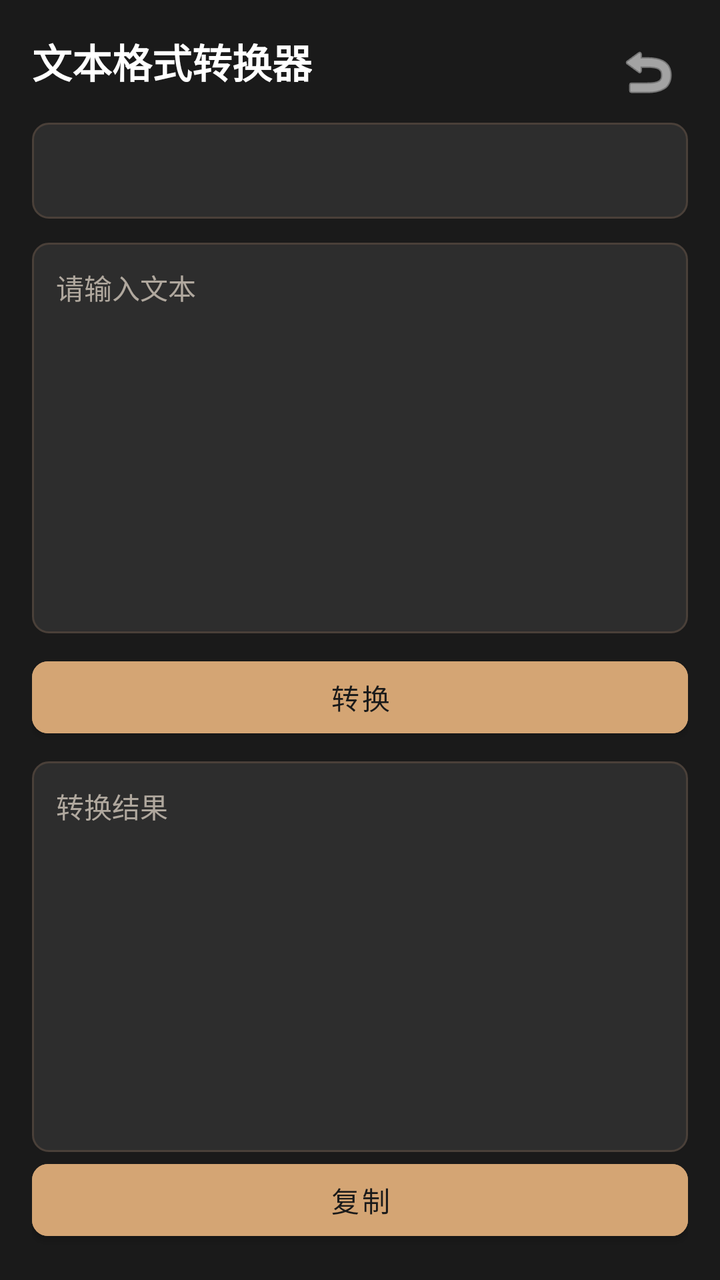
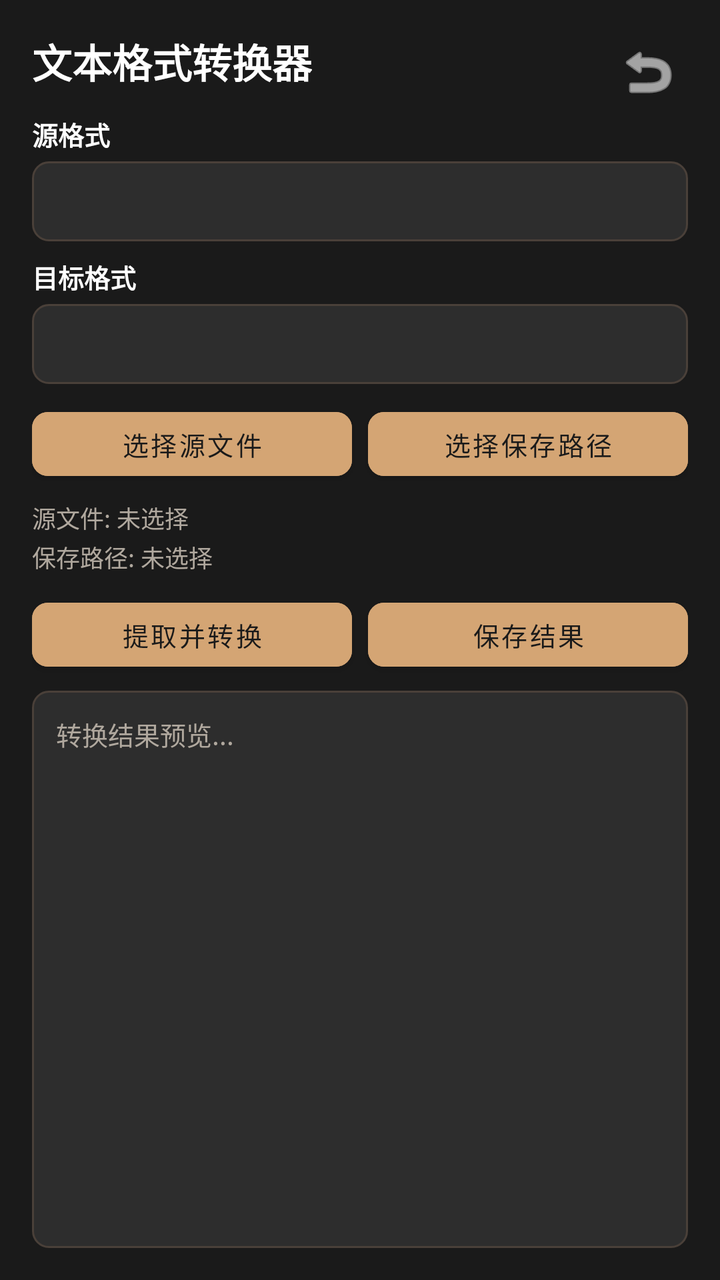

Screens rendered from an Android XML layout before and after an edit, with the pre-edit source and the edit as a unified diff.
<!-- AndroidManifest.xml: activity theme Theme.ToolBoxApp -->
<!-- res/layout/activity_text_converter.xml -->
<?xml version="1.0" encoding="utf-8"?>
<androidx.constraintlayout.widget.ConstraintLayout
    xmlns:android="http://schemas.android.com/apk/res/android"
    xmlns:app="http://schemas.android.com/apk/res-auto"
    android:layout_width="match_parent"
    android:layout_height="match_parent"
    android:background="@color/bg_main"
    android:padding="16dp">

    
    <TextView
        android:id="@+id/tv_title"
        android:layout_width="wrap_content"
        android:layout_height="wrap_content"
        android:text="@string/title_text_converter"
        android:textColor="@color/text_white"
        android:textSize="20sp"
        android:textStyle="bold"
        app:layout_constraintStart_toStartOf="parent"
        app:layout_constraintTop_toTopOf="parent" />

    
    <ImageButton
        android:id="@+id/btn_back"
        android:layout_width="40dp"
        android:layout_height="40dp"
        android:background="?attr/selectableItemBackgroundBorderless"
        android:contentDescription="返回"
        android:padding="8dp"
        android:src="@android:drawable/ic_menu_revert"
        app:layout_constraintEnd_toEndOf="parent"
        app:layout_constraintTop_toTopOf="parent"
        app:tint="@color/text_white" />

    
    <Spinner
        android:id="@+id/spinner_convert_type"
        android:layout_width="0dp"
        android:layout_height="48dp"
        android:layout_marginTop="16dp"
        android:background="@drawable/bg_spinner"
        android:padding="12dp"
        android:spinnerMode="dropdown"
        app:layout_constraintEnd_toEndOf="parent"
        app:layout_constraintStart_toStartOf="parent"
        app:layout_constraintTop_toBottomOf="@+id/tv_title" />

    
    <EditText
        android:id="@+id/et_input"
        android:layout_width="0dp"
        android:layout_height="0dp"
        android:layout_marginTop="12dp"
        android:background="@drawable/bg_edittext"
        android:gravity="top|start"
        android:hint="@string/hint_input_text"
        android:inputType="textMultiLine"
        android:padding="12dp"
        android:textColor="@color/text_white"
        android:textColorHint="@color/text_secondary"
        android:textSize="14sp"
        app:layout_constraintBottom_toTopOf="@+id/btn_convert"
        app:layout_constraintEnd_toEndOf="parent"
        app:layout_constraintStart_toStartOf="parent"
        app:layout_constraintTop_toBottomOf="@+id/spinner_convert_type" />

    
    <com.google.android.material.button.MaterialButton
        android:id="@+id/btn_convert"
        android:layout_width="0dp"
        android:layout_height="48dp"
        android:layout_marginTop="8dp"
        android:layout_marginBottom="8dp"
        android:backgroundTint="@color/button_bg"
        android:text="@string/btn_convert"
        android:textColor="@color/button_text"
        app:cornerRadius="8dp"
        app:layout_constraintBottom_toTopOf="@+id/et_output"
        app:layout_constraintEnd_toEndOf="parent"
        app:layout_constraintStart_toStartOf="parent"
        app:layout_constraintTop_toBottomOf="@+id/et_input" />

    
    <EditText
        android:id="@+id/et_output"
        android:layout_width="0dp"
        android:layout_height="0dp"
        android:background="@drawable/bg_edittext"
        android:focusable="false"
        android:gravity="top|start"
        android:hint="@string/hint_output_text"
        android:inputType="textMultiLine"
        android:padding="12dp"
        android:textColor="@color/text_white"
        android:textColorHint="@color/text_secondary"
        android:textSize="14sp"
        app:layout_constraintBottom_toTopOf="@+id/btn_copy"
        app:layout_constraintEnd_toEndOf="parent"
        app:layout_constraintStart_toStartOf="parent"
        app:layout_constraintTop_toBottomOf="@+id/btn_convert" />

    
    <com.google.android.material.button.MaterialButton
        android:id="@+id/btn_copy"
        android:layout_width="0dp"
        android:layout_height="48dp"
        android:layout_marginTop="8dp"
        android:backgroundTint="@color/button_bg"
        android:text="@string/btn_copy"
        android:textColor="@color/button_text"
        app:cornerRadius="8dp"
        app:layout_constraintBottom_toBottomOf="parent"
        app:layout_constraintEnd_toEndOf="parent"
        app:layout_constraintStart_toStartOf="parent" />

</androidx.constraintlayout.widget.ConstraintLayout>
<!-- resources referenced by this layout -->
<resources>
  <color name="bg_main">#1A1A1A</color>
  <color name="button_bg">#D4A574</color>
  <color name="button_text">#1A1A1A</color>
  <color name="text_secondary">#B0A89E</color>
  <color name="text_white">#FFFFFF</color>
  <!-- drawable bg_edittext (drawable) -->
  <?xml version="1.0" encoding="utf-8"?>
  <shape xmlns:android="http://schemas.android.com/apk/res/android"
      android:shape="rectangle">
      <solid android:color="#2D2D2D" />
      <corners android:radius="8dp" />
      <stroke android:width="1dp" android:color="#4A4039" />
  </shape>
  <!-- drawable bg_spinner (drawable) -->
  <?xml version="1.0" encoding="utf-8"?>
  <shape xmlns:android="http://schemas.android.com/apk/res/android"
      android:shape="rectangle">
      <solid android:color="#2D2D2D" />
      <corners android:radius="8dp" />
      <stroke android:width="1dp" android:color="#4A4039" />
  </shape>
  <string name="btn_convert">转换</string>
  <string name="btn_copy">复制</string>
  <string name="hint_input_text">请输入文本</string>
  <string name="hint_output_text">转换结果</string>
  <string name="title_text_converter">文本格式转换器</string>
  <style name="Theme.ToolBoxApp" parent="Theme.MaterialComponents.DayNight.NoActionBar">
          
          <item name="colorPrimary">@color/accent</item>
          <item name="colorPrimaryVariant">@color/accent_dark</item>
          <item name="colorOnPrimary">@color/primary_background</item>
  
          
          <item name="colorSecondary">@color/accent_light</item>
          <item name="colorSecondaryVariant">@color/accent</item>
          <item name="colorOnSecondary">@color/primary_background</item>
  
          
          <item name="android:windowBackground">@color/primary_background</item>
          <item name="colorSurface">@color/card_dark</item>
          <item name="colorOnSurface">@color/text_white</item>
  
          
          <item name="android:statusBarColor">@color/status_bar</item>
          <item name="android:navigationBarColor">@color/navigation_bar</item>
          <item name="android:windowLightStatusBar">false</item>
          <item name="android:windowLightNavigationBar">false</item>
  
          
          <item name="android:textColorPrimary">@color/text_white</item>
          <item name="android:textColorSecondary">@color/text_secondary</item>
  
          
          <item name="cardBackgroundColor">@color/card_dark</item>
          <item name="dividerColor">@color/divider</item>
      </style>
  <color name="accent">#D4A574</color>
  <color name="accent_dark">#B8895A</color>
  <color name="primary_background">#1A1A1A</color>
  <color name="accent_light">#E8C9A8</color>
  <color name="card_dark">#4A4039</color>
  <color name="status_bar">#1A1A1A</color>
  <color name="navigation_bar">#1A1A1A</color>
  <color name="divider">#3A3029</color>
</resources>

<!-- the commit's change to res/layout/activity_text_converter.xml (unified diff, before → after) -->
@@ -33,84 +33,177 @@
         app:tint="@color/text_white" />
 
     
+    <TextView
+        android:id="@+id/tv_source_label"
+        android:layout_width="wrap_content"
+        android:layout_height="wrap_content"
+        android:layout_marginTop="12dp"
+        android:text="源格式"
+        android:textColor="@color/text_white"
+        android:textSize="13sp"
+        android:textStyle="bold"
+        app:layout_constraintStart_toStartOf="parent"
+        app:layout_constraintTop_toBottomOf="@+id/tv_title" />
+
     <Spinner
-        android:id="@+id/spinner_convert_type"
-        android:layout_width="0dp"
-        android:layout_height="48dp"
-        android:layout_marginTop="16dp"
+        android:id="@+id/spinner_source_format"
+        android:layout_width="0dp"
+        android:layout_height="40dp"
+        android:layout_marginTop="4dp"
         android:background="@drawable/bg_spinner"
-        android:padding="12dp"
+        android:padding="8dp"
         android:spinnerMode="dropdown"
         app:layout_constraintEnd_toEndOf="parent"
         app:layout_constraintStart_toStartOf="parent"
-        app:layout_constraintTop_toBottomOf="@+id/tv_title" />
+        app:layout_constraintTop_toBottomOf="@+id/tv_source_label" />
+
+    
+    <TextView
+        android:id="@+id/tv_target_label"
+        android:layout_width="wrap_content"
+        android:layout_height="wrap_content"
+        android:layout_marginTop="8dp"
+        android:text="目标格式"
+        android:textColor="@color/text_white"
+        android:textSize="13sp"
+        android:textStyle="bold"
+        app:layout_constraintStart_toStartOf="parent"
+        app:layout_constraintTop_toBottomOf="@+id/spinner_source_format" />
+
+    <Spinner
+        android:id="@+id/spinner_target_format"
+        android:layout_width="0dp"
+        android:layout_height="40dp"
+        android:layout_marginTop="4dp"
+        android:background="@drawable/bg_spinner"
+        android:padding="8dp"
+        android:spinnerMode="dropdown"
+        app:layout_constraintEnd_toEndOf="parent"
+        app:layout_constraintStart_toStartOf="parent"
+        app:layout_constraintTop_toBottomOf="@+id/tv_target_label" />
+
+    
+    <com.google.android.material.button.MaterialButton
+        android:id="@+id/btn_select_input"
+        android:layout_width="0dp"
+        android:layout_height="44dp"
+        android:layout_marginTop="8dp"
+        android:backgroundTint="@color/button_bg"
+        android:text="选择源文件"
+        android:textColor="@color/button_text"
+        android:textSize="13sp"
+        app:cornerRadius="8dp"
+        app:layout_constraintEnd_toStartOf="@+id/btn_select_output"
+        app:layout_constraintHorizontal_chainStyle="spread"
+        app:layout_constraintStart_toStartOf="parent"
+        app:layout_constraintTop_toBottomOf="@+id/spinner_target_format" />
+
+    
+    <com.google.android.material.button.MaterialButton
+        android:id="@+id/btn_select_output"
+        android:layout_width="0dp"
+        android:layout_height="44dp"
+        android:layout_marginStart="8dp"
+        android:layout_marginTop="8dp"
+        android:backgroundTint="@color/button_bg"
+        android:text="选择保存路径"
+        android:textColor="@color/button_text"
+        android:textSize="13sp"
+        app:cornerRadius="8dp"
+        app:layout_constraintEnd_toEndOf="parent"
+        app:layout_constraintStart_toEndOf="@+id/btn_select_input"
+        app:layout_constraintTop_toBottomOf="@+id/spinner_target_format" />
+
+    
+    <TextView
+        android:id="@+id/tv_input_info"
+        android:layout_width="0dp"
+        android:layout_height="wrap_content"
+        android:layout_marginTop="6dp"
+        android:text="源文件: 未选择"
+        android:textColor="@color/text_secondary"
+        android:textSize="12sp"
+        app:layout_constraintEnd_toEndOf="parent"
+        app:layout_constraintStart_toStartOf="parent"
+        app:layout_constraintTop_toBottomOf="@+id/btn_select_input" />
+
+    
+    <TextView
+        android:id="@+id/tv_output_path"
+        android:layout_width="0dp"
+        android:layout_height="wrap_content"
+        android:layout_marginTop="2dp"
+        android:text="保存路径: 未选择"
+        android:textColor="@color/text_secondary"
+        android:textSize="12sp"
+        app:layout_constraintEnd_toEndOf="parent"
+        app:layout_constraintStart_toStartOf="parent"
+        app:layout_constraintTop_toBottomOf="@+id/tv_input_info" />
+
+    
+    <com.google.android.material.button.MaterialButton
+        android:id="@+id/btn_convert"
+        android:layout_width="0dp"
+        android:layout_height="44dp"
+        android:layout_marginTop="8dp"
+        android:backgroundTint="@color/button_bg"
+        android:text="提取并转换"
+        android:textColor="@color/button_text"
+        android:textSize="13sp"
+        app:cornerRadius="8dp"
+        app:layout_constraintEnd_toStartOf="@+id/btn_save"
+        app:layout_constraintHorizontal_chainStyle="spread"
+        app:layout_constraintStart_toStartOf="parent"
+        app:layout_constraintTop_toBottomOf="@+id/tv_output_path" />
+
+    
+    <com.google.android.material.button.MaterialButton
+        android:id="@+id/btn_save"
+        android:layout_width="0dp"
+        android:layout_height="44dp"
+        android:layout_marginStart="8dp"
+        android:layout_marginTop="8dp"
+        android:backgroundTint="@color/button_bg"
+        android:text="保存结果"
+        android:textColor="@color/button_text"
+        android:textSize="13sp"
+        app:cornerRadius="8dp"
+        app:layout_constraintEnd_toEndOf="parent"
+        app:layout_constraintStart_toEndOf="@+id/btn_convert"
+        app:layout_constraintTop_toBottomOf="@+id/tv_output_path" />
+
+    
+    <ProgressBar
+        android:id="@+id/progress_bar"
+        style="@android:style/Widget.ProgressBar.Horizontal"
+        android:layout_width="0dp"
+        android:layout_height="4dp"
+        android:layout_marginTop="6dp"
+        android:indeterminate="true"
+        android:progressDrawable="@drawable/bg_button"
+        android:visibility="gone"
+        app:layout_constraintEnd_toEndOf="parent"
+        app:layout_constraintStart_toStartOf="parent"
+        app:layout_constraintTop_toBottomOf="@+id/btn_convert" />
 
     
     <EditText
-        android:id="@+id/et_input"
+        android:id="@+id/et_preview"
         android:layout_width="0dp"
         android:layout_height="0dp"
-        android:layout_marginTop="12dp"
-        android:background="@drawable/bg_edittext"
-        android:gravity="top|start"
-        android:hint="@string/hint_input_text"
-        android:inputType="textMultiLine"
-        android:padding="12dp"
-        android:textColor="@color/text_white"
-        android:textColorHint="@color/text_secondary"
-        android:textSize="14sp"
-        app:layout_constraintBottom_toTopOf="@+id/btn_convert"
-        app:layout_constraintEnd_toEndOf="parent"
-        app:layout_constraintStart_toStartOf="parent"
-        app:layout_constraintTop_toBottomOf="@+id/spinner_convert_type" />
-
-    
-    <com.google.android.material.button.MaterialButton
-        android:id="@+id/btn_convert"
-        android:layout_width="0dp"
-        android:layout_height="48dp"
-        android:layout_marginTop="8dp"
-        android:layout_marginBottom="8dp"
-        android:backgroundTint="@color/button_bg"
-        android:text="@string/btn_convert"
-        android:textColor="@color/button_text"
-        app:cornerRadius="8dp"
-        app:layout_constraintBottom_toTopOf="@+id/et_output"
-        app:layout_constraintEnd_toEndOf="parent"
-        app:layout_constraintStart_toStartOf="parent"
-        app:layout_constraintTop_toBottomOf="@+id/et_input" />
-
-    
-    <EditText
-        android:id="@+id/et_output"
-        android:layout_width="0dp"
-        android:layout_height="0dp"
+        android:layout_marginTop="6dp"
         android:background="@drawable/bg_edittext"
         android:focusable="false"
         android:gravity="top|start"
-        android:hint="@string/hint_output_text"
+        android:hint="转换结果预览..."
         android:inputType="textMultiLine"
         android:padding="12dp"
         android:textColor="@color/text_white"
         android:textColorHint="@color/text_secondary"
-        android:textSize="14sp"
-        app:layout_constraintBottom_toTopOf="@+id/btn_copy"
-        app:layout_constraintEnd_toEndOf="parent"
-        app:layout_constraintStart_toStartOf="parent"
-        app:layout_constraintTop_toBottomOf="@+id/btn_convert" />
-
-    
-    <com.google.android.material.button.MaterialButton
-        android:id="@+id/btn_copy"
-        android:layout_width="0dp"
-        android:layout_height="48dp"
-        android:layout_marginTop="8dp"
-        android:backgroundTint="@color/button_bg"
-        android:text="@string/btn_copy"
-        android:textColor="@color/button_text"
-        app:cornerRadius="8dp"
+        android:textSize="13sp"
         app:layout_constraintBottom_toBottomOf="parent"
         app:layout_constraintEnd_toEndOf="parent"
-        app:layout_constraintStart_toStartOf="parent" />
+        app:layout_constraintStart_toStartOf="parent"
+        app:layout_constraintTop_toBottomOf="@+id/progress_bar" />
 
 </androidx.constraintlayout.widget.ConstraintLayout>
<!-- resource entries referenced after the edit -->
@@ -5,6 +5,13 @@
   <color name="button_text">#1A1A1A</color>
   <color name="text_secondary">#B0A89E</color>
   <color name="text_white">#FFFFFF</color>
+  <!-- drawable bg_button (drawable) -->
+  <?xml version="1.0" encoding="utf-8"?>
+  <shape xmlns:android="http://schemas.android.com/apk/res/android"
+      android:shape="rectangle">
+      <solid android:color="#D4A574" />
+      <corners android:radius="8dp" />
+  </shape>
   <!-- drawable bg_edittext (drawable) -->
   <?xml version="1.0" encoding="utf-8"?>
   <shape xmlns:android="http://schemas.android.com/apk/res/android"
@@ -21,10 +28,6 @@
       <corners android:radius="8dp" />
       <stroke android:width="1dp" android:color="#4A4039" />
   </shape>
-  <string name="btn_convert">转换</string>
-  <string name="btn_copy">复制</string>
-  <string name="hint_input_text">请输入文本</string>
-  <string name="hint_output_text">转换结果</string>
   <string name="title_text_converter">文本格式转换器</string>
   <style name="Theme.ToolBoxApp" parent="Theme.MaterialComponents.DayNight.NoActionBar">
           
